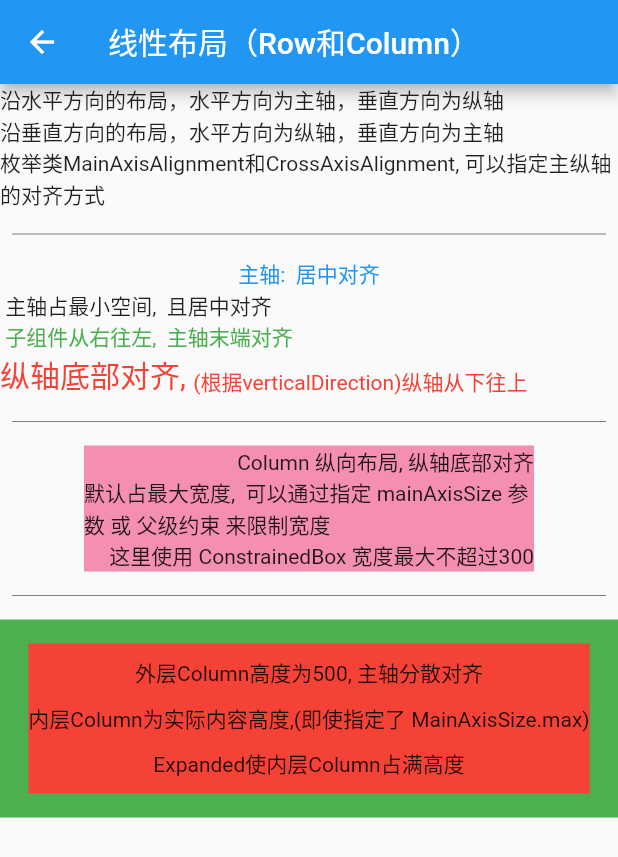
After one commit to hwangblood/flutter_in_action_2nd_palyground, a Flutter app: the Se2LinearLayout screen opened directly, on a phone screen of 412 x 824 dp. The commit adds this screen. Shown: the top 857 px of the screen. Run offline on Flutter 3.47's test engine with Material 2 defaults, Android fonts, the phone set to English and light mode, and no system bars.

Commit message:
4.3 线性布局（Row和Column）

```diff
--- a/lib/ch4_layout_widgets/constants.dart
+++ b/lib/ch4_layout_widgets/constants.dart
@@ -1,4 +1,6 @@
 import 'package:flutter_in_action_2nd_materials/ch4_layout_widgets/se1_constraints.dart';
+import 'package:flutter_in_action_2nd_materials/ch4_layout_widgets/se2_linear_layout.dart';
+
 import 'package:flutter_in_action_2nd_materials/core/models.dart'
     show SectionEntity;
 
@@ -8,4 +10,9 @@ final ch4Sections = <SectionEntity>[
     description: '布局原理与约束（constraints）',
     child: const Se1Constraints(),
   ),
+  SectionEntity(
+    title: '4.3 线性布局（Row和Column）',
+    description: '线性布局（Row和Column）',
+    child: const Se2LinearLayout(),
+  ),
 ];
--- /dev/null
+++ b/lib/ch4_layout_widgets/se2_linear_layout.dart
@@ -0,0 +1,125 @@
+import 'package:flutter/material.dart';
+
+import 'package:flutter_in_action_2nd_materials/shared/widgets/padding_divider.dart';
+
+class Se2LinearLayout extends StatelessWidget {
+  const Se2LinearLayout({super.key});
+
+  @override
+  Widget build(BuildContext context) {
+    return Scaffold(
+      appBar: AppBar(
+        title: const Text('线性布局（Row和Column）'),
+      ),
+      body: ListView(
+        children: [
+          const Text(
+            '沿水平方向的布局，水平方向为主轴，垂直方向为纵轴\n'
+            '沿垂直方向的布局，水平方向为纵轴，垂直方向为主轴\n'
+            '枚举类MainAxisAlignment和CrossAxisAlignment, 可以指定主纵轴的对齐方式',
+          ),
+          const DividerPadding(),
+          Column(
+            //测试Row对齐方式，排除Column默认居中对齐的干扰
+            crossAxisAlignment: CrossAxisAlignment.start,
+            children: <Widget>[
+              DefaultTextStyle(
+                style: const TextStyle(color: Colors.blue),
+                child: Row(
+                  mainAxisAlignment: MainAxisAlignment.center,
+                  children: const <Widget>[
+                    Text(" 主轴: "),
+                    Text(" 居中对齐 "),
+                  ],
+                ),
+              ),
+              Row(
+                mainAxisSize: MainAxisSize.min,
+                mainAxisAlignment: MainAxisAlignment.center,
+                children: const <Widget>[
+                  Text(" 主轴占最小空间, "),
+                  Text(" 且居中对齐 "),
+                ],
+              ),
+              DefaultTextStyle(
+                style: const TextStyle(color: Colors.green),
+                child: Row(
+                  mainAxisAlignment: MainAxisAlignment.end,
+                  textDirection: TextDirection.rtl,
+                  children: const <Widget>[
+                    Text(" 主轴末端对齐 "),
+                    Text(" 子组件从右往左, "),
+                  ],
+                ),
+              ),
+              DefaultTextStyle(
+                style: const TextStyle(color: Colors.red),
+                child: Row(
+                  crossAxisAlignment: CrossAxisAlignment.start,
+                  verticalDirection: VerticalDirection.up,
+                  children: const <Widget>[
+                    Text(
+                      "纵轴底部对齐, ",
+                      style: TextStyle(fontSize: 20),
+                    ),
+                    Text('(根据verticalDirection)纵轴从下往上'),
+                  ],
+                ),
+              ),
+            ],
+          ),
+          const DividerPadding(),
+          UnconstrainedBox(
+            child: ConstrainedBox(
+              constraints: const BoxConstraints(
+                maxWidth: 300,
+              ),
+              child: Container(
+                color: Colors.pink.shade200,
+                child: Column(
+                  // mainAxisSize: MainAxisSize.min,
+                  crossAxisAlignment: CrossAxisAlignment.end,
+                  children: const <Widget>[
+                    Text("Column 纵向布局, 纵轴底部对齐"),
+                    Text("默认占最大宽度,  可以通过指定 mainAxisSize 参数 或 父级约束 来限制宽度"),
+                    Text("这里使用 ConstrainedBox 宽度最大不超过300"),
+                  ],
+                ),
+              ),
+            ),
+          ),
+          const DividerPadding(),
+          Container(
+            color: Colors.green,
+            child: Padding(
+              padding: const EdgeInsets.all(16.0),
+              child: SizedBox(
+                height: 100,
+                child: Column(
+                  mainAxisSize: MainAxisSize.min, //有效，外层Column高度为500
+                  children: <Widget>[
+                    Expanded(
+                      child: Container(
+                        color: Colors.red,
+                        child: Column(
+                          mainAxisAlignment: MainAxisAlignment.spaceEvenly,
+                          mainAxisSize: MainAxisSize.max, //无效，内层Column为实际宽度
+
+                          children: const <Widget>[
+                            Text("外层Column高度为500, 主轴分散对齐"),
+                            Text("内层Column为实际内容高度,(即使指定了 MainAxisSize.max)"),
+                            Text("Expanded使内层Column占满高度"),
+                          ],
+                        ),
+                      ),
+                    )
+                  ],
+                ),
+              ),
+            ),
+          ),
+        ],
+      ),
+    );
+  }
+}
```
